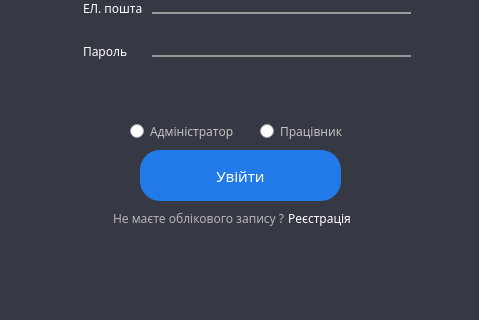
Old version of the form login.ui in the repository Annakkm/Todolist; both pictures show x 0 to 479 and y 210 to 530 of the 479 by 530 pixel window.
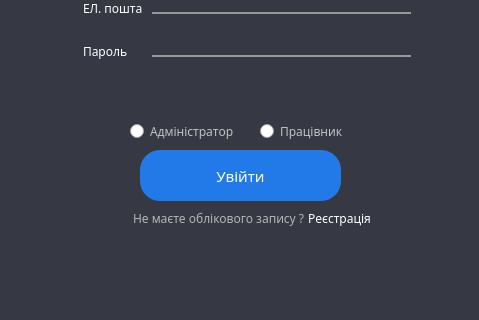
New version of the form. Icons and pictures are not drawn.

Commit message: перероблений дизайн вікно адміністратора

What changed in the file:
```diff
--- a/login.ui
+++ b/login.ui
@@ -214,7 +214,7 @@
   <widget class="QWidget" name="horizontalLayoutWidget_2">
    <property name="geometry">
     <rect>
-     <x>110</x>
+     <x>130</x>
      <y>410</y>
      <width>330</width>
      <height>43</height>
@@ -234,7 +234,7 @@
      <widget class="QLabel" name="label_link1">
       <property name="font">
        <font>
-        <family>Fixel Black</family>
+        <family>Bahnschrift SemiBold</family>
        </font>
       </property>
       <property name="styleSheet">
@@ -254,7 +254,7 @@
      <widget class="QPushButton" name="btnlinkreg">
       <property name="font">
        <font>
-        <family>Fixel Black</family>
+        <family>Bahnschrift SemiBold</family>
        </font>
       </property>
       <property name="styleSheet">
```
Left out of the diff: 4 changed lines with no effect on the pictures. The commit also changes 3 other files.
